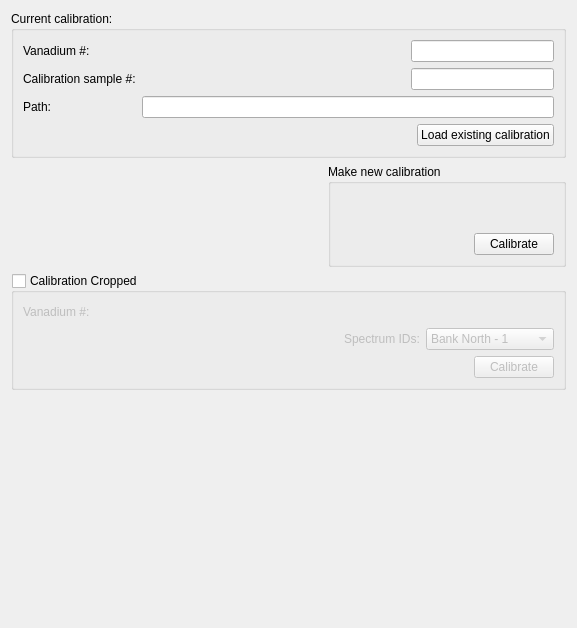
First picture: the form in MantidQt/CustomInterfaces/inc/MantidQtCustomInterfaces/EnggDiffraction/EnggDiffractionQtTabCalib.ui, repository mantidproject/mantid, before the edit.
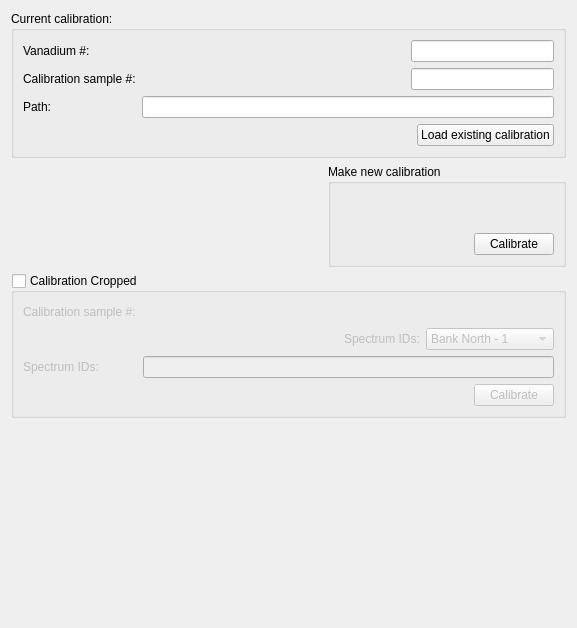
Second picture: the form after the edit. Custom widgets are drawn as their Qt base class.

Commit message:
updated with spectrukmID & bank name & rename of objects
refs #14591

Diff of the .ui file:
```diff
--- a/MantidQt/CustomInterfaces/inc/MantidQtCustomInterfaces/EnggDiffraction/EnggDiffractionQtTabCalib.ui
+++ b/MantidQt/CustomInterfaces/inc/MantidQtCustomInterfaces/EnggDiffraction/EnggDiffractionQtTabCalib.ui
@@ -264,39 +264,12 @@
         </item>
        </layout>
       </item>
-      <item row="2" column="0">
-       <layout class="QHBoxLayout" name="horizontalLayout_12">
-        <item>
-         <spacer name="horizontalSpacer_16">
-          <property name="orientation">
-           <enum>Qt::Horizontal</enum>
-          </property>
-          <property name="sizeHint" stdset="0">
-           <size>
-            <width>40</width>
-            <height>20</height>
-           </size>
-          </property>
-         </spacer>
-        </item>
-        <item>
-         <widget class="QPushButton" name="pushButton_new_cropped_calib">
-          <property name="text">
-           <string>Calibrate</string>
-          </property>
-          <property name="autoDefault">
-           <bool>false</bool>
-          </property>
-         </widget>
-        </item>
-       </layout>
-      </item>
       <item row="0" column="0">
        <layout class="QHBoxLayout" name="horizontalLayout_9">
         <item>
          <widget class="QLabel" name="label_vanadium_num_2">
           <property name="text">
-           <string>Vanadium #:</string>
+           <string>Calibration sample #:</string>
           </property>
          </widget>
         </item>
@@ -331,6 +304,70 @@
         </item>
        </layout>
       </item>
+      <item row="3" column="0">
+       <layout class="QHBoxLayout" name="horizontalLayout_12">
+        <item>
+         <spacer name="horizontalSpacer_16">
+          <property name="orientation">
+           <enum>Qt::Horizontal</enum>
+          </property>
+          <property name="sizeHint" stdset="0">
+           <size>
+            <width>40</width>
+            <height>20</height>
+           </size>
+          </property>
+         </spacer>
+        </item>
+        <item>
+         <widget class="QPushButton" name="pushButton_new_cropped_calib">
+          <property name="enabled">
+           <bool>false</bool>
+          </property>
+          <property name="text">
+           <string>Calibrate</string>
+          </property>
+          <property name="autoDefault">
+           <bool>false</bool>
+          </property>
+         </widget>
+        </item>
+       </layout>
+      </item>
+      <item row="2" column="0">
+       <layout class="QHBoxLayout" name="horizontalLayout_11">
+        <item>
+         <widget class="QLabel" name="label_cropped_spec_ids">
+          <property name="text">
+           <string>Spectrum IDs:</string>
+          </property>
+         </widget>
+        </item>
+        <item>
+         <spacer name="horizontalSpacer_8">
+          <property name="orientation">
+           <enum>Qt::Horizontal</enum>
+          </property>
+          <property name="sizeHint" stdset="0">
+           <size>
+            <width>38</width>
+            <height>20</height>
+           </size>
+          </property>
+         </spacer>
+        </item>
+        <item>
+         <widget class="QLineEdit" name="lineEdit_cropped_spec_ids">
+          <property name="sizePolicy">
+           <sizepolicy hsizetype="Expanding" vsizetype="Fixed">
+            <horstretch>1</horstretch>
+            <verstretch>0</verstretch>
+           </sizepolicy>
+          </property>
+         </widget>
+        </item>
+       </layout>
+      </item>
      </layout>
     </widget>
    </item>
```
Left out of the diff: 2 changed lines with no effect on the pictures.
